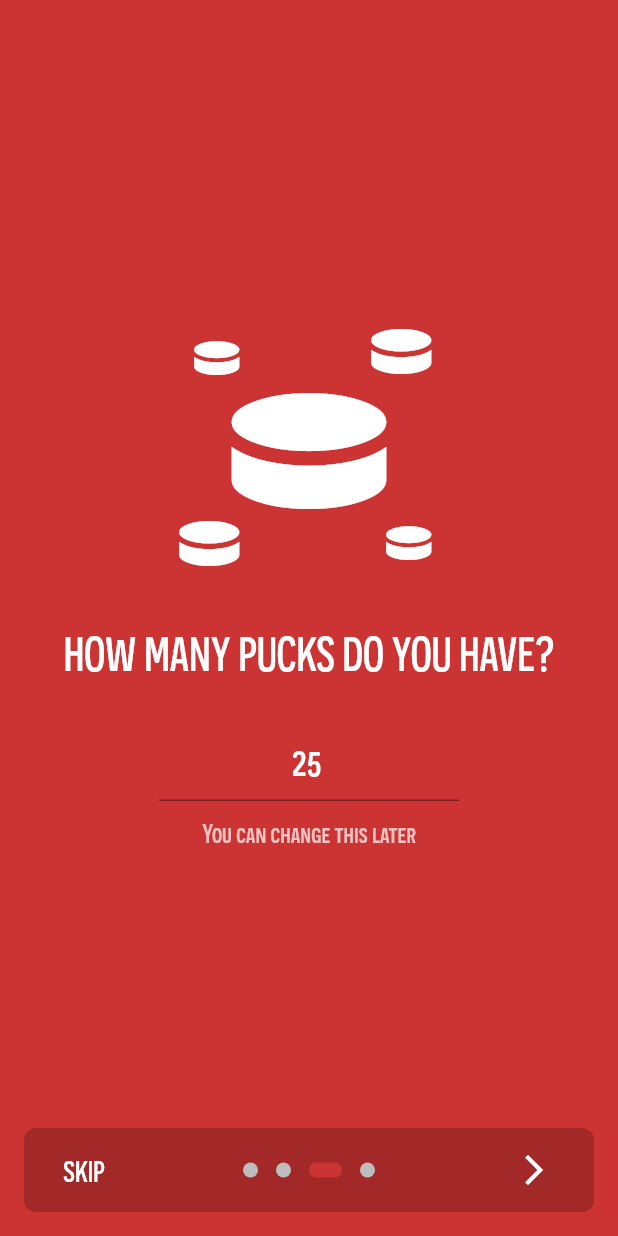
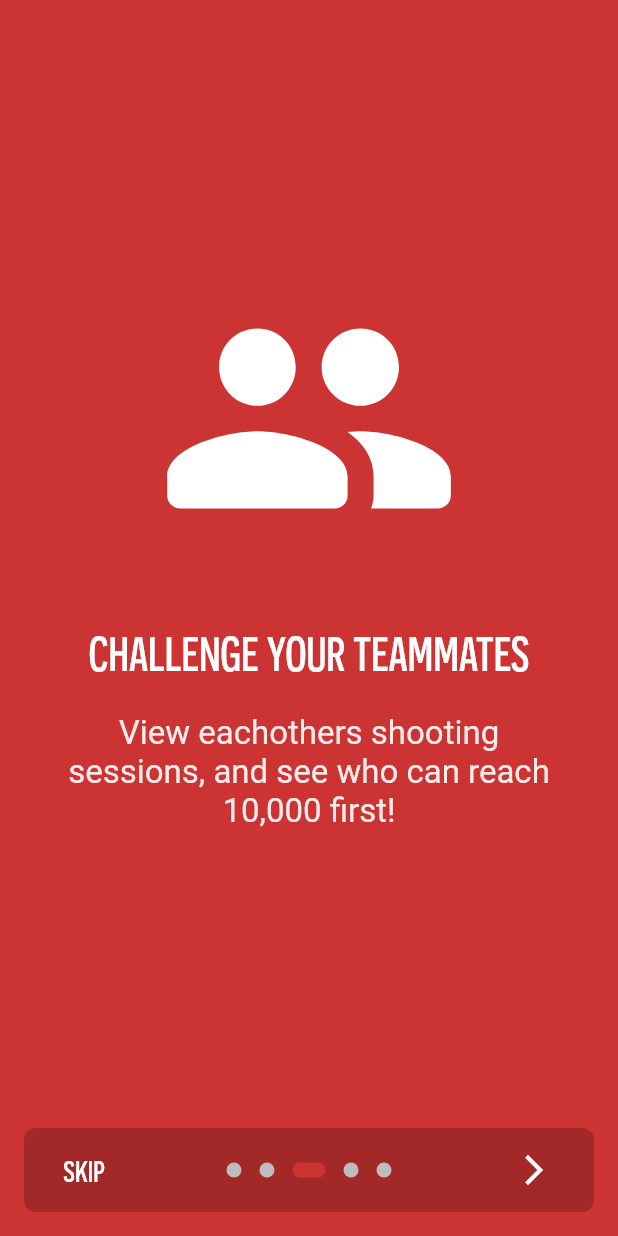
Before and after one commit to HadenHiles/TenThousandShotChallenge, a Flutter app: the screen it shows after launch, swiped to page 3, on a phone screen of 412 x 824 dp. Run offline on Flutter 3.47's test engine with Material 2 defaults, Android fonts, the phone set to English and light mode, and no system bars; drawn by our look-alikes of introduction_screen; our stand-ins replace auto_size_text, charts_flutter, cloud_firestore, firebase_auth, firebase_core, flutter_signin_button and 6 more; missing offline and left inert: flutter_barcode_scanner, prompt_dialog; accounts and stored records are empty.

Commit message:
Add another slide to the intro screen for teammates

```diff
--- a/lib/IntroScreen.dart
+++ b/lib/IntroScreen.dart
@@ -63,6 +63,16 @@ class _IntroScreenState extends State<IntroScreen> {
           title: "Track your progress".toUpperCase(),
           body: "It's important to work on all different types of shots!",
           image: _buildImage('progress.png', MediaQuery.of(context).size.width * 0.9),
+          decoration: pageDecoration,
+        ),
+        PageViewModel(
+          title: "Challenge your teammates".toUpperCase(),
+          body: "View eachothers shooting sessions, and see who can reach 10,000 first!",
+          image: Icon(
+            Icons.people_rounded,
+            size: MediaQuery.of(context).size.width * 0.5,
+            color: Colors.white,
+          ),
           decoration: pageDecoration,
         ),
         PageViewModel(
```
